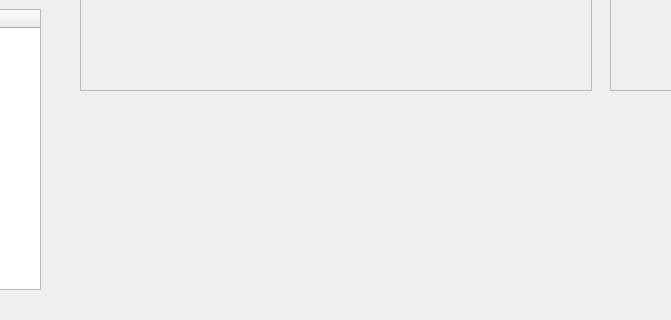
superkirill/CycleGAN, file visualization/design.ui: the form before one commit; both pictures show x 200 to 871 and y 520 to 840 of the 1362 by 840 pixel window.
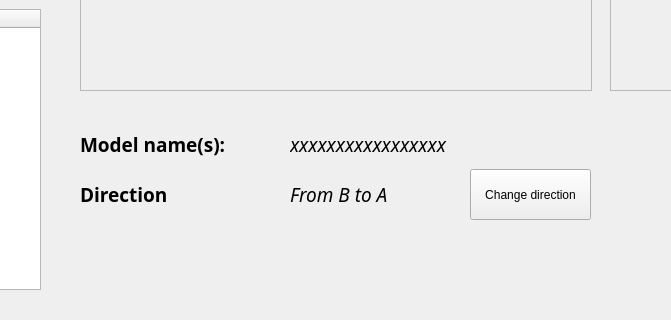
The form after the commit.

Commit message: Improved GUI, added change of translation direction for CycleGAN's, added drag and zoom for the images, added icons

Diff of the .ui file:
```diff
--- a/visualization/design.ui
+++ b/visualization/design.ui
@@ -154,6 +154,106 @@
      </property>
     </column>
    </widget>
+   <widget class="QLabel" name="model_name_title">
+    <property name="geometry">
+     <rect>
+      <x>280</x>
+      <y>630</y>
+      <width>191</width>
+      <height>31</height>
+     </rect>
+    </property>
+    <property name="font">
+     <font>
+      <family>Century Gothic</family>
+      <pointsize>14</pointsize>
+      <weight>75</weight>
+      <italic>false</italic>
+      <bold>true</bold>
+     </font>
+    </property>
+    <property name="text">
+     <string>Model name(s):</string>
+    </property>
+   </widget>
+   <widget class="QLabel" name="model_name">
+    <property name="geometry">
+     <rect>
+      <x>490</x>
+      <y>630</y>
+      <width>191</width>
+      <height>31</height>
+     </rect>
+    </property>
+    <property name="font">
+     <font>
+      <family>Century Gothic</family>
+      <pointsize>14</pointsize>
+      <italic>true</italic>
+     </font>
+    </property>
+    <property name="text">
+     <string>xxxxxxxxxxxxxxxxx</string>
+    </property>
+   </widget>
+   <widget class="QLabel" name="direction">
+    <property name="geometry">
+     <rect>
+      <x>490</x>
+      <y>680</y>
+      <width>191</width>
+      <height>31</height>
+     </rect>
+    </property>
+    <property name="font">
+     <font>
+      <family>Century Gothic</family>
+      <pointsize>14</pointsize>
+      <italic>true</italic>
+     </font>
+    </property>
+    <property name="text">
+     <string>From B to A</string>
+    </property>
+   </widget>
+   <widget class="QLabel" name="direction_title">
+    <property name="geometry">
+     <rect>
+      <x>280</x>
+      <y>680</y>
+      <width>191</width>
+      <height>31</height>
+     </rect>
+    </property>
+    <property name="font">
+     <font>
+      <family>Century Gothic</family>
+      <pointsize>14</pointsize>
+      <weight>75</weight>
+      <italic>false</italic>
+      <bold>true</bold>
+     </font>
+    </property>
+    <property name="text">
+     <string>Direction</string>
+    </property>
+   </widget>
+   <widget class="QPushButton" name="button_change_direction">
+    <property name="geometry">
+     <rect>
+      <x>670</x>
+      <y>670</y>
+      <width>121</width>
+      <height>51</height>
+     </rect>
+    </property>
+    <property name="styleSheet">
+     <string notr="true"/>
+    </property>
+    <property name="text">
+     <string>Change direction</string>
+    </property>
+   </widget>
   </widget>
   <widget class="QMenuBar" name="menubar">
    <property name="geometry">
```
The commit also changes 87371 other files.
